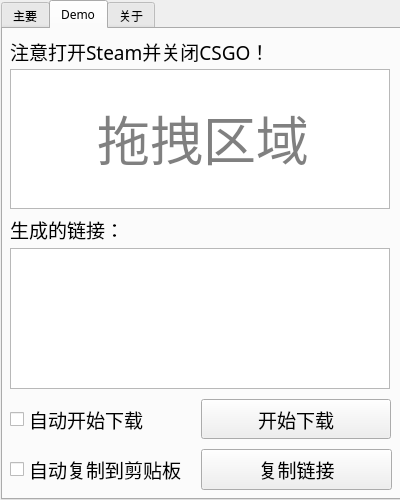
Old version of the form mainwindow.ui in the repository Purple-CSGO/CSGO-Toolbox-Qt.
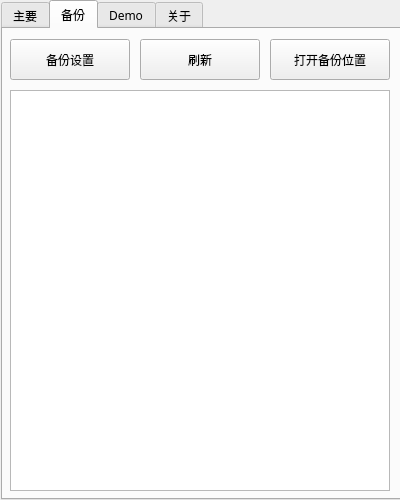
New version of the form. The open tabs and pages were chosen to show the change.

Commit message: 备份还原设置的功能已完成，准备去掉刷新按钮，准备对界面进行重构

```diff
--- a/mainwindow.ui
+++ b/mainwindow.ui
@@ -169,20 +169,7 @@
        </rect>
       </property>
       <property name="text">
-       <string>打开csgo/cfg位置</string>
-      </property>
-     </widget>
-     <widget class="QPushButton" name="backupSetting">
-      <property name="geometry">
-       <rect>
-        <x>7</x>
-        <y>130</y>
-        <width>120</width>
-        <height>30</height>
-       </rect>
-      </property>
-      <property name="text">
-       <string>备份设置</string>
+       <string>CSGO/CFG文件夹</string>
       </property>
      </widget>
      <widget class="QPushButton" name="openlocalcfg">
@@ -382,6 +369,69 @@
      <zorder>labelManualSteamID</zorder>
      <zorder>getLauncherPathBtn</zorder>
     </widget>
+    <widget class="QWidget" name="TabSetting">
+     <attribute name="title">
+      <string>备份</string>
+     </attribute>
+     <widget class="QTableWidget" name="backupdata">
+      <property name="geometry">
+       <rect>
+        <x>7</x>
+        <y>61</y>
+        <width>380</width>
+        <height>401</height>
+       </rect>
+      </property>
+      <property name="verticalScrollBarPolicy">
+       <enum>Qt::ScrollBarAlwaysOff</enum>
+      </property>
+      <property name="horizontalScrollBarPolicy">
+       <enum>Qt::ScrollBarAlwaysOff</enum>
+      </property>
+      <attribute name="verticalHeaderVisible">
+       <bool>false</bool>
+      </attribute>
+     </widget>
+     <widget class="QPushButton" name="backupSetting">
+      <property name="geometry">
+       <rect>
+        <x>7</x>
+        <y>10</y>
+        <width>120</width>
+        <height>41</height>
+       </rect>
+      </property>
+      <property name="text">
+       <string>备份设置</string>
+      </property>
+     </widget>
+     <widget class="QPushButton" name="refreshBackup">
+      <property name="geometry">
+       <rect>
+        <x>137</x>
+        <y>10</y>
+        <width>120</width>
+        <height>41</height>
+       </rect>
+      </property>
+      <property name="text">
+       <string>刷新</string>
+      </property>
+     </widget>
+     <widget class="QPushButton" name="openBackupLoc">
+      <property name="geometry">
+       <rect>
+        <x>267</x>
+        <y>10</y>
+        <width>120</width>
+        <height>41</height>
+       </rect>
+      </property>
+      <property name="text">
+       <string>打开备份位置</string>
+      </property>
+     </widget>
+    </widget>
     <widget class="QWidget" name="TabDemo">
      <property name="maximumSize">
       <size>
@@ -544,7 +594,7 @@
        <rect>
         <x>7</x>
         <y>10</y>
-        <width>290</width>
+        <width>181</width>
         <height>25</height>
        </rect>
       </property>
@@ -555,13 +605,13 @@
        </font>
       </property>
       <property name="text">
-       <string>注意打开Steam并关闭CSGO！</string>
+       <string>DEMO分享链接转换：</string>
       </property>
      </widget>
      <widget class="QLabel" name="labelDragArea">
       <property name="geometry">
        <rect>
-        <x>70</x>
+        <x>67</x>
         <y>79</y>
         <width>260</width>
         <height>60</height>
@@ -577,7 +627,7 @@
        <string notr="true">color: gray;</string>
       </property>
       <property name="text">
-       <string>拖拽区域</string>
+       <string>拖拽/粘贴</string>
       </property>
       <property name="alignment">
        <set>Qt::AlignCenter</set>
```
Left out of the diff: 44 changed lines with no effect on the pictures. The commit also changes 4 other files.
